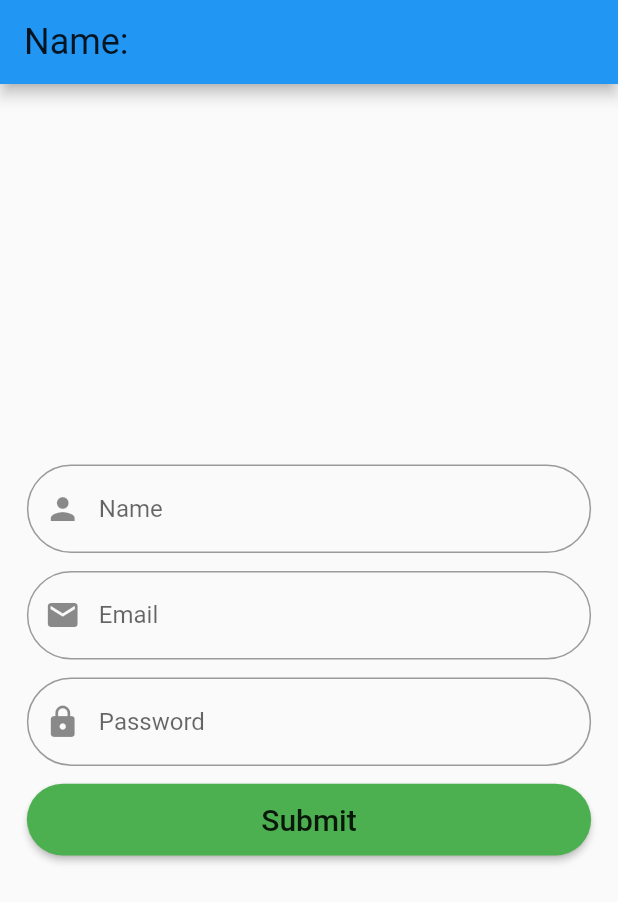
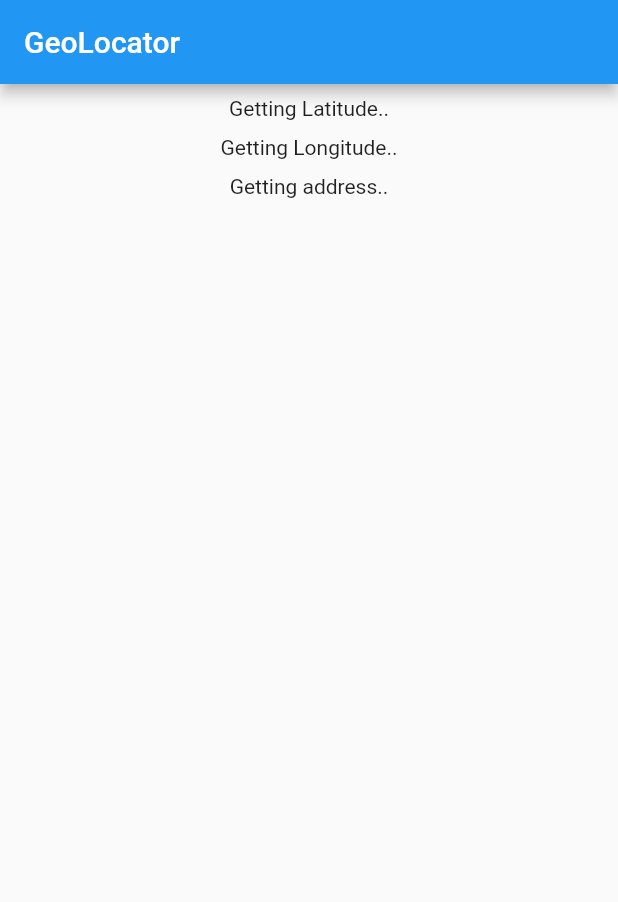
Before and after one commit to hakanpeksen/get_form, a Flutter app: the screen it shows after launch, on a phone screen of 412 x 824 dp. Shown: the top 902 px of the screen. Run offline on Flutter 3.47's test engine with Material 2 defaults, Android fonts, the phone set to English and light mode, and no system bars; our stand-ins replace flutter_screenutil, geocoding, geolocator, get, get_storage.

Commit message:
geolocator paketi eklendi, örnek yapıldı, android cihazda çalıştı

```diff
--- /dev/null
+++ b/lib/features/geolocator/controller/geo_controller.dart
@@ -0,0 +1,55 @@
+import 'dart:async';
+import 'package:geocoding/geocoding.dart';
+import 'package:geolocator/geolocator.dart';
+import 'package:get/get.dart';
+
+class GeoController extends GetxController {
+  var latitude = 'Getting Latitude..'.obs;
+  var longtitude = 'Getting Longitude..'.obs;
+  var address = 'Getting address..'.obs;
+
+  late StreamSubscription<Position> streamSubscription;
+  @override
+  void onInit() {
+    super.onInit();
+    getLocation();
+  }
+
+  getLocation() async {
+    bool serviceEnabled;
+    LocationPermission permission;
+
+    serviceEnabled = await Geolocator.isLocationServiceEnabled();
+
+    if (!serviceEnabled) {
+      // App to enable location services
+      await Geolocator.openLocationSettings();
+      return Future.error('Location services are disabled');
+    }
+    permission = await Geolocator.checkPermission();
+    if (permission == LocationPermission.denied) {
+      permission = await Geolocator.requestPermission();
+      if (permission == LocationPermission.denied) {
+        return Future.error('Location permissions are denied');
+      }
+    }
+    if (permission == LocationPermission.deniedForever) {
+      return Future.error(
+          'Location permissions are permanently denied, we cannot request permissions');
+    }
+    streamSubscription = Geolocator.getPositionStream().listen((Position position) {
+      latitude.value = 'Latitude: ${position.latitude}';
+      longtitude.value = 'Longitude: ${position.longitude}';
+
+      getAddressFromLatLang(position);
+    });
+  }
+
+  Future<void> getAddressFromLatLang(Position position) async {
+    List<Placemark> placemark =
+        await placemarkFromCoordinates(position.latitude, position.longitude);
+
+    Placemark place = placemark[0];
+    address.value = 'Address: ${place.locality}, ${place.country}';
+  }
+}
--- /dev/null
+++ b/lib/features/geolocator/view/geo_locator.dart
@@ -0,0 +1,31 @@
+import 'package:flutter/material.dart';
+import 'package:get/get.dart';
+
+import '../controller/geo_controller.dart';
+
+class GeoLocator extends StatelessWidget {
+  const GeoLocator({Key? key}) : super(key: key);
+
+  @override
+  Widget build(BuildContext context) {
+    final controller = Get.put(GeoController());
+    return Scaffold(
+        appBar: AppBar(
+          title: const Text('GeoLocator'),
+        ),
+        body: Center(
+          child: Padding(
+            padding: const EdgeInsets.all(8.0),
+            child: Column(
+              children: [
+                Obx(() => Text(controller.latitude.value)),
+                const SizedBox(height: 10),
+                Obx(() => Text(controller.longtitude.value)),
+                const SizedBox(height: 10),
+                Obx(() => Text(controller.address.value)),
+              ],
+            ),
+          ),
+        ));
+  }
+}
--- a/lib/login_form/components/custom_elevatedbutton.dart
+++ b/lib/features/login/components/custom_elevatedbutton.dart
@@ -1,6 +1,6 @@
 import 'package:flutter/material.dart';
-import '../../ui/shared/text_style.dart';
 import 'package:get/get.dart';
+import '../../../ui/shared/text_style.dart';
 
 class CustomElevatedButton extends StatelessWidget {
   final String label;
--- a/lib/login_form/components/custom_textfield.dart
+++ b/lib/features/login/components/custom_textfield.dart
@@ -1,6 +1,6 @@
 import 'package:flutter/material.dart';
-import '../../ui/shared/text_style.dart';
-import '../../ui/shared/ui_helper.dart';
+import '../../../ui/shared/text_style.dart';
+import '../../../ui/shared/ui_helper.dart';
 
 class CustomTextField extends StatelessWidget {
   const CustomTextField({
--- a/lib/login_form/view/login_view.dart
+++ b/lib/features/login/view/login_view.dart
@@ -1,8 +1,7 @@
 import 'package:flutter/material.dart';
 import 'package:flutter_screenutil/flutter_screenutil.dart';
 import 'package:get/get.dart';
-
-import '../../ui/shared/ui_helper.dart';
+import '../../../ui/shared/ui_helper.dart';
 import '../components/custom_elevatedbutton.dart';
 import '../components/custom_textfield.dart';
 import '../controller/login_controller.dart';
--- a/lib/main.dart
+++ b/lib/main.dart
@@ -3,7 +3,7 @@ import 'package:flutter_screenutil/flutter_screenutil.dart';
 import 'package:get/get.dart';
 import 'package:get_storage/get_storage.dart';
 
-import 'login_form/view/login_view.dart';
+import 'features/geolocator/view/geo_locator.dart';
 
 void main() async {
   await GetStorage.init();
@@ -20,7 +20,7 @@ class MyApp extends StatelessWidget {
       builder: () => const GetMaterialApp(
         title: 'Get Form',
         debugShowCheckedModeBanner: false,
-        home: LoginView(),
+        home: GeoLocator(),
       ),
     );
   }
```
Also changed, not shown: pubspec.yaml (+2 -50 lines), lib/features/login/controller/login_controller.dart (renamed from lib/login_form/controller/login_controller.dart), lib/features/login/model/login_model.dart (renamed from lib/login_form/model/login_model.dart), pubspec.lock, 3 other files.
